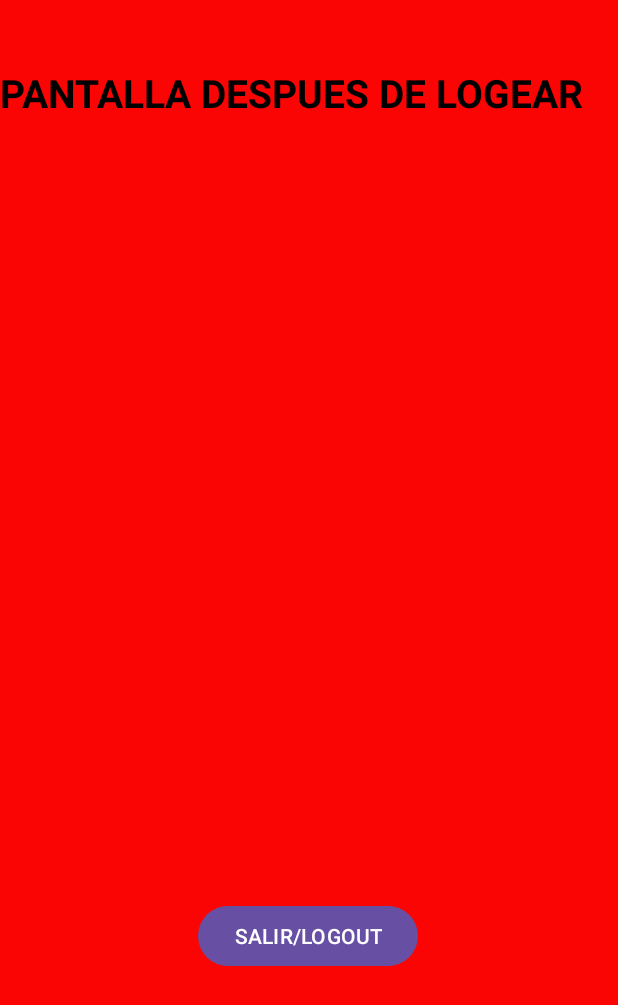
After one commit to Bass2015/PizzaLgust, an Android app: the AdminActivity screen opened directly, with no data from a screen before it, on a phone screen of 412 x 824 dp. The commit adds this screen. Shown: the top 1005 px of the screen. Run offline under Robolectric (Android 15) with nearby library versions, the phone set to English and light mode, and no system bars.

Commit message:
logout hecho pero no va

```diff
--- a/movil/app/build.gradle.kts
+++ b/movil/app/build.gradle.kts
@@ -11,7 +11,7 @@ android {
 
     defaultConfig {
         applicationId = "com.joanet.pizzalgustmobile"
-        minSdk = 22
+        minSdk = 24
         targetSdk = 34
         versionCode = 1
         versionName = "1.0"
@@ -44,8 +44,11 @@ dependencies {
     implementation(libs.material)
     implementation(libs.androidx.activity)
     implementation(libs.androidx.constraintlayout)
+
+    //Retrofit
     implementation("com.squareup.retrofit2:retrofit:2.9.0")
     implementation("com.squareup.retrofit2:converter-gson:2.9.0")
+
     testImplementation(libs.junit)
     androidTestImplementation(libs.androidx.junit)
     androidTestImplementation(libs.androidx.espresso.core)
--- a/movil/app/src/main/AndroidManifest.xml
+++ b/movil/app/src/main/AndroidManifest.xml
@@ -23,7 +23,7 @@
                 <category android:name="android.intent.category.LAUNCHER" />
             </intent-filter>
         </activity>
-        <activity android:name=".LoginActivity"
+        <activity android:name=".AdminActivity"
             android:exported="true" />
     </application>
 
--- /dev/null
+++ b/movil/app/src/main/java/com/joanet/pizzalgustmobile/AdminActivity.kt
@@ -0,0 +1,86 @@
+package com.joanet.pizzalgustmobile
+
+import android.content.Intent
+import android.os.Bundle
+import android.util.Log
+import android.view.View
+import android.widget.Button
+import android.widget.TextView
+import android.widget.Toast
+import androidx.appcompat.app.AppCompatActivity
+import retrofit2.Call
+import retrofit2.Callback
+import retrofit2.Response
+import retrofit2.Retrofit
+import retrofit2.converter.gson.GsonConverterFactory
+
+class AdminActivity : AppCompatActivity() {
+
+    private lateinit var btn_salir: Button
+    private lateinit var tvFirstName: TextView
+    private lateinit var tvMessage: TextView
+
+    override fun onCreate(savedInstanceState: Bundle?) {
+        super.onCreate(savedInstanceState)
+        setContentView(R.layout.activity_login) // Asegúrate de que este es el layout correcto
+
+        btn_salir = findViewById(R.id.btn_salir)
+        tvFirstName = findViewById(R.id.tvFirstName)
+        tvMessage = findViewById(R.id.tvMessage)
+
+        val authToken = intent.getStringExtra("authToken")
+        val firstName = intent.getStringExtra("firstName")
+        val message = intent.getStringExtra("message")
+
+        tvFirstName.text = firstName
+        tvMessage.text = message
+
+        btn_salir.setOnClickListener {
+            authToken?.let { token ->
+                logoutUser(token)
+            } ?: run {
+                Toast.makeText(this, "Error: Token no encontrado", Toast.LENGTH_SHORT).show()
+            }
+        }
+    }
+
+    private fun logoutUser(token: String) {
+        Log.d("DEBUG", "Iniciando logout con token: $token")
+
+        val retrofit = Retrofit.Builder()
+            .baseUrl("http://10.0.2.2:5002/")
+            .addConverterFactory(GsonConverterFactory.create())
+            .build()
+
+        val logoutService = retrofit.create(ApiLogout::class.java)
+
+        val call = logoutService.logout(LogoutDataModel(token,""))
+
+        call.enqueue(object : Callback<LogoutDataModel> {
+            override fun onResponse(
+                call: Call<LogoutDataModel>,
+                response: Response<LogoutDataModel>
+            ) {
+                if (response.isSuccessful) {
+                    val responseData = response.body()
+                    responseData?.let {
+                        Toast.makeText(this@AdminActivity, it.msg, Toast.LENGTH_SHORT).show()
+                        Log.d("DEBUG", "Logout exitoso: ${it.msg}")
+                    }
+                    val intent = Intent(this@AdminActivity, LoginActivity::class.java)
+                    startActivity(intent)
+                    finish()
+                } else {
+                    Toast.makeText(this@AdminActivity, "Error en el logout: ${response.code()}", Toast.LENGTH_SHORT).show()
+                    Log.e("ERROR", "Error en el logout: ${response.code()}")
+                }
+            }
+
+            override fun onFailure(call: Call<LogoutDataModel>, t: Throwable) {
+                Toast.makeText(this@AdminActivity, "Fallo en la llamada de logout: ${t.message}", Toast.LENGTH_SHORT).show()
+                Log.e("ERROR", "Fallo en la llamada de logout: ${t.message}")
+            }
+        })
+    }
+
+}
--- /dev/null
+++ b/movil/app/src/main/java/com/joanet/pizzalgustmobile/ApiLogout.kt
@@ -0,0 +1,15 @@
+package com.joanet.pizzalgustmobile
+
+import retrofit2.Call
+import retrofit2.http.Body
+import retrofit2.http.Headers
+import retrofit2.http.POST
+
+interface ApiLogout {
+
+    @Headers("Content-type: application/json")
+    @POST("pizzalgust/logout")
+
+    fun logout(@Body requestBody: LogoutDataModel): Call<LogoutDataModel>
+
+}
--- a/movil/app/src/main/res/layout/activity_login.xml
+++ b/movil/app/src/main/res/layout/activity_login.xml
@@ -1,6 +1,56 @@
 <?xml version="1.0" encoding="utf-8"?>
 <androidx.constraintlayout.widget.ConstraintLayout xmlns:android="http://schemas.android.com/apk/res/android"
+    xmlns:app="http://schemas.android.com/apk/res-auto"
+    xmlns:tools="http://schemas.android.com/tools"
     android:layout_width="match_parent"
-    android:layout_height="match_parent">
+    android:layout_height="match_parent"
+    android:background="@color/red">
+
+
+    <TextView
+        android:id="@+id/tv_bienvenidaAdmin"
+        android:layout_width="match_parent"
+        android:layout_height="50dp"
+        android:layout_marginTop="44dp"
+        android:text="PANTALLA DESPUES DE LOGEAR"
+        android:textColor="@color/black"
+        android:textSize="26sp"
+        android:textStyle="bold"
+        app:layout_constraintEnd_toEndOf="parent"
+        app:layout_constraintHorizontal_bias="0.0"
+        app:layout_constraintStart_toStartOf="parent"
+        app:layout_constraintTop_toTopOf="parent" />
+
+    <Button
+        android:id="@+id/btn_salir"
+        android:layout_width="wrap_content"
+        android:layout_height="wrap_content"
+        android:layout_marginBottom="176dp"
+        android:text="@string/btn_salir"
+        app:layout_constraintBottom_toBottomOf="parent"
+        app:layout_constraintEnd_toEndOf="parent"
+        app:layout_constraintHorizontal_bias="0.497"
+        app:layout_constraintStart_toStartOf="parent" />
+
+    <TextView
+        android:id="@+id/tvFirstName"
+        android:layout_width="wrap_content"
+        android:layout_height="wrap_content"
+        android:text="Nombre:"
+        android:textSize="16sp"
+        app:layout_constraintStart_toStartOf="parent"
+        app:layout_constraintTop_toBottomOf="@+id/tv_bienvenidaAdmin" />
+
+    <TextView
+        android:id="@+id/tvMessage"
+        android:layout_width="wrap_content"
+        android:layout_height="wrap_content"
+        android:text="Mensaje:"
+        android:textSize="16sp"
+        app:layout_constraintStart_toStartOf="parent"
+        app:layout_constraintTop_toBottomOf="@+id/tvFirstName" />
+
+
+
 
 </androidx.constraintlayout.widget.ConstraintLayout>
--- a/movil/app/src/main/res/values/colors.xml
+++ b/movil/app/src/main/res/values/colors.xml
@@ -2,4 +2,7 @@
 <resources>
     <color name="black">#FF000000</color>
     <color name="white">#FFFFFFFF</color>
+    <color name="red">#FA0404</color>
+
+
 </resources>
--- a/movil/app/src/main/res/values/strings.xml
+++ b/movil/app/src/main/res/values/strings.xml
@@ -1,4 +1,5 @@
 <resources>
+    <!-- PRINCIPAL -->
     <string name="app_name">pizzaLgustMobile</string>
     <string name="btn_entrar">ENTRAR</string>
     <string name="tv_login">LOGIN</string>
@@ -8,4 +9,11 @@
     <string name="tv_contraseña">Contraseña</string>
     <string name="tv_Bienvenido">Bienvenidos a PizzaLgust!</string>
 
+    <!-- admin activity -->
+    <string name="tv_admin_name">Name :</string>
+    <string name="btn_salir">SALIR/LOGOUT</string>
+    <string name="tv_bienvenidaAdmin">Bienvenido Admin</string>
+
+
+
 </resources>
```
Also changed, not shown: movil/app/src/main/java/com/joanet/pizzalgustmobile/ApiCall.kt (deleted, +0 -60 lines), movil/app/src/main/java/com/joanet/pizzalgustmobile/ApiService.kt (+4 -3 lines), movil/app/src/main/java/com/joanet/pizzalgustmobile/LoginDataModel.kt (+7 -0 lines), movil/app/src/main/java/com/joanet/pizzalgustmobile/MainActivity.kt (+18 -5 lines).
